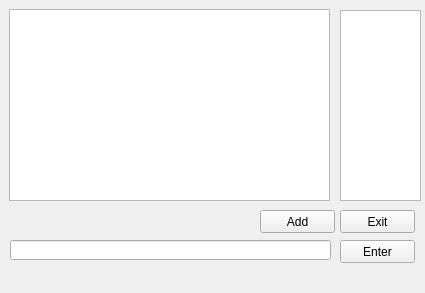
markopoloparadox/ProjectPerun, file chatbox.ui: the form before one commit.
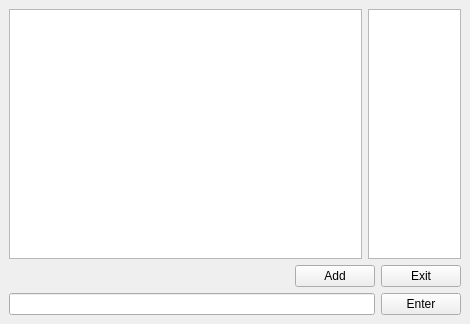
The form after the commit.

What changed in the file:
```diff
--- a/chatbox.ui
+++ b/chatbox.ui
@@ -6,83 +6,102 @@
    <rect>
     <x>0</x>
     <y>0</y>
-    <width>425</width>
-    <height>293</height>
+    <width>470</width>
+    <height>324</height>
    </rect>
   </property>
   <property name="windowTitle">
    <string>MainWindow</string>
   </property>
   <widget class="QWidget" name="centralwidget">
-   <widget class="QTextBrowser" name="TextBrowser">
-    <property name="geometry">
-     <rect>
-      <x>9</x>
-      <y>9</y>
-      <width>321</width>
-      <height>192</height>
-     </rect>
-    </property>
-   </widget>
-   <widget class="QLineEdit" name="EnterLineEdit">
-    <property name="geometry">
-     <rect>
-      <x>10</x>
-      <y>240</y>
-      <width>321</width>
-      <height>20</height>
-     </rect>
-    </property>
-   </widget>
-   <widget class="QPushButton" name="EnterButton">
-    <property name="geometry">
-     <rect>
-      <x>340</x>
-      <y>240</y>
-      <width>75</width>
-      <height>23</height>
-     </rect>
-    </property>
-    <property name="text">
-     <string>Enter</string>
-    </property>
-   </widget>
-   <widget class="QPushButton" name="AddUserToChatButton">
-    <property name="geometry">
-     <rect>
-      <x>260</x>
-      <y>210</y>
-      <width>75</width>
-      <height>23</height>
-     </rect>
-    </property>
-    <property name="text">
-     <string>Add</string>
-    </property>
-   </widget>
-   <widget class="QTextBrowser" name="UserListTextBrowser">
-    <property name="geometry">
-     <rect>
-      <x>340</x>
-      <y>10</y>
-      <width>81</width>
-      <height>191</height>
-     </rect>
-    </property>
-   </widget>
-   <widget class="QPushButton" name="ExitButton">
-    <property name="geometry">
-     <rect>
-      <x>340</x>
-      <y>210</y>
-      <width>75</width>
-      <height>23</height>
-     </rect>
-    </property>
-    <property name="text">
-     <string>Exit</string>
-    </property>
-   </widget>
+   <layout class="QGridLayout" name="gridLayout">
+    <item row="0" column="0">
+     <layout class="QVBoxLayout" name="verticalLayout_2">
+      <item>
+       <layout class="QHBoxLayout" name="horizontalLayout_4">
+        <item>
+         <widget class="QTextBrowser" name="TextBrowser"/>
+        </item>
+        <item>
+         <widget class="QTextBrowser" name="UserListTextBrowser">
+          <property name="sizePolicy">
+           <sizepolicy hsizetype="Expanding" vsizetype="Expanding">
+            <horstretch>0</horstretch>
+            <verstretch>0</verstretch>
+           </sizepolicy>
+          </property>
+          <property name="maximumSize">
+           <size>
+            <width>93</width>
+            <height>16777215</height>
+           </size>
+          </property>
+         </widget>
+        </item>
+       </layout>
+      </item>
+      <item>
+       <layout class="QVBoxLayout" name="verticalLayout">
+        <item>
+         <layout class="QHBoxLayout" name="horizontalLayout_3">
+          <item>
+           <layout class="QHBoxLayout" name="horizontalLayout">
+            <item>
+             <spacer name="horizontalSpacer">
+              <property name="orientation">
+               <enum>Qt::Horizontal</enum>
+              </property>
+              <property name="sizeHint" stdset="0">
+               <size>
+                <width>238</width>
+                <height>20</height>
+               </size>
+              </property>
+             </spacer>
+            </item>
+            <item>
+             <widget class="QPushButton" name="AddUserToChatButton">
+              <property name="text">
+               <string>Add</string>
+              </property>
+             </widget>
+            </item>
+           </layout>
+          </item>
+          <item>
+           <widget class="QPushButton" name="ExitButton">
+            <property name="sizePolicy">
+             <sizepolicy hsizetype="Fixed" vsizetype="Fixed">
+              <horstretch>0</horstretch>
+              <verstretch>0</verstretch>
+             </sizepolicy>
+            </property>
+            <property name="text">
+             <string>Exit</string>
+            </property>
+           </widget>
+          </item>
+         </layout>
+        </item>
+        <item>
+         <layout class="QHBoxLayout" name="horizontalLayout_2">
+          <item>
+           <widget class="QLineEdit" name="EnterLineEdit"/>
+          </item>
+          <item>
+           <widget class="QPushButton" name="EnterButton">
+            <property name="text">
+             <string>Enter</string>
+            </property>
+           </widget>
+          </item>
+         </layout>
+        </item>
+       </layout>
+      </item>
+     </layout>
+    </item>
+   </layout>
   </widget>
   <widget class="QMenuBar" name="menubar">
    <property name="geometry">
```
Left out of the diff: 4 changed lines with no effect on the pictures.
